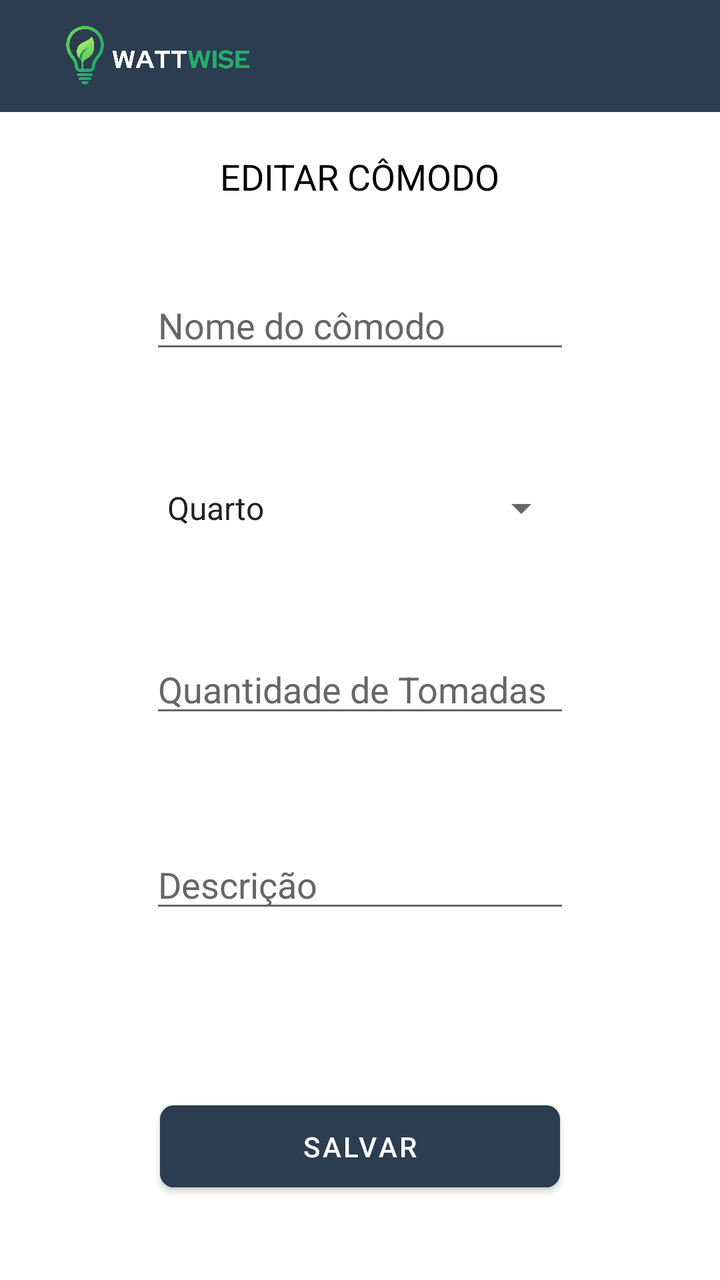
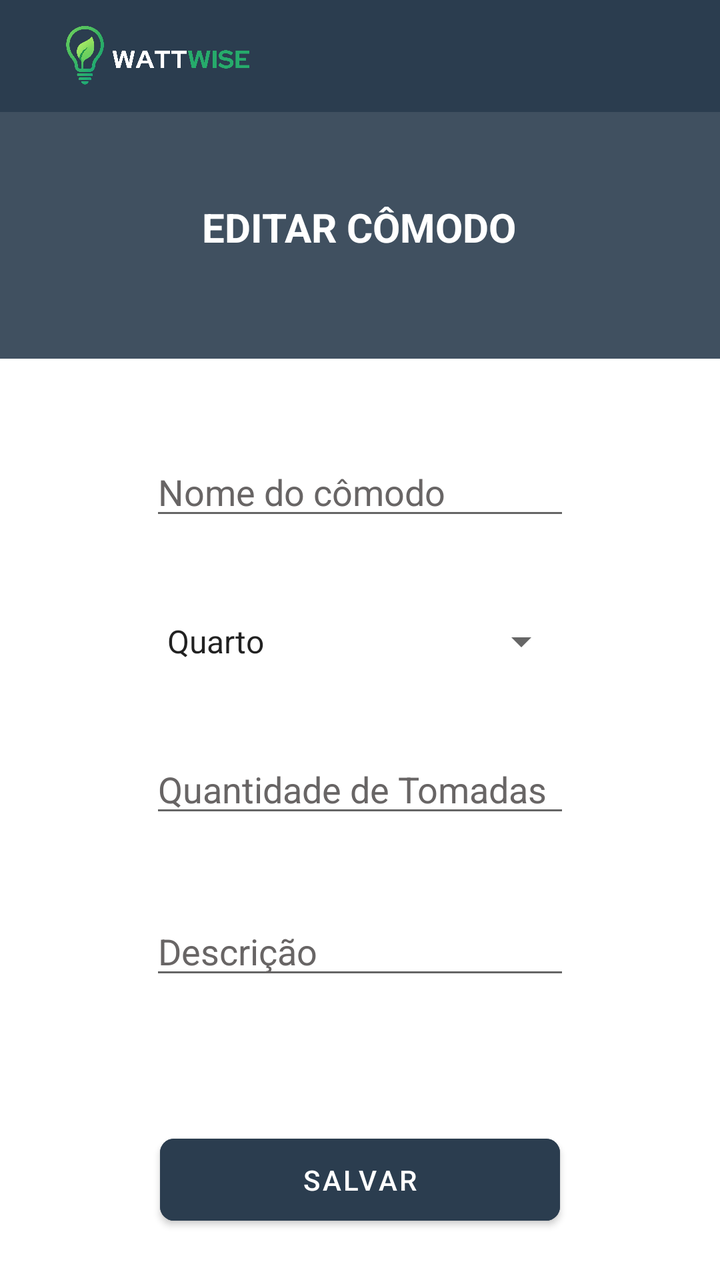

An Android layout rendered at two revisions. The XML below is the earlier revision; the diff shows what the commit changed to produce the second picture.
<!-- AndroidManifest.xml: application theme Theme.WattWiseApp -->
<!-- res/layout/activity_edit_room.xml -->
<?xml version="1.0" encoding="utf-8"?>
<androidx.constraintlayout.widget.ConstraintLayout xmlns:android="http://schemas.android.com/apk/res/android"
    xmlns:app="http://schemas.android.com/apk/res-auto"
    xmlns:tools="http://schemas.android.com/tools"
    android:id="@+id/main"
    android:layout_width="match_parent"
    android:layout_height="match_parent"
    android:background="#FFFFFF"
    android:fitsSystemWindows="true"
    tools:context=".editRoom">

    
    <com.google.android.material.appbar.MaterialToolbar
        android:id="@+id/toolbar"
        android:layout_width="match_parent"
        android:layout_height="wrap_content"
        android:background="#2B3D4F"
        android:title="Lista de comodos"
        android:titleTextColor="@android:color/white"
        app:layout_constraintEnd_toEndOf="parent"
        app:layout_constraintStart_toStartOf="parent"
        app:layout_constraintTop_toTopOf="parent"
        app:popupTheme="@style/MenuBranco" />

    <ImageView
        android:layout_width="120dp"
        android:layout_height="32dp"
        android:layout_gravity="start"
        android:layout_marginStart="-200dp"
        android:scaleType="fitCenter"
        android:src="@drawable/logoo"
        app:layout_constraintBottom_toBottomOf="@+id/toolbar"
        app:layout_constraintEnd_toEndOf="@+id/toolbar"
        app:layout_constraintStart_toStartOf="@+id/toolbar"
        app:layout_constraintTop_toTopOf="parent" />


    
    <TextView
        android:id="@+id/textViewTituloEdit"
        android:layout_width="wrap_content"
        android:layout_height="wrap_content"
        android:layout_marginTop="20dp"
        android:text="EDITAR CÔMODO"
        android:textColor="#000000"
        android:textSize="18sp"
        app:layout_constraintEnd_toEndOf="parent"
        app:layout_constraintStart_toStartOf="parent"
        app:layout_constraintTop_toBottomOf="@+id/toolbar" />

    
    <EditText
        android:id="@+id/editNomeComodo"
        android:layout_width="wrap_content"
        android:layout_height="wrap_content"
        android:layout_marginTop="100dp"
        android:layout_marginBottom="20dp"
        android:ems="10"
        android:hint="Nome do cômodo"
        android:inputType="text"
        android:textColor="#000000"
        android:textColorHint="#686565"
        app:layout_constraintBottom_toTopOf="@+id/editTipoComodo"
        app:layout_constraintEnd_toEndOf="parent"
        app:layout_constraintStart_toStartOf="parent"
        app:layout_constraintTop_toTopOf="parent" />

    
    <Spinner
        android:id="@+id/editTipoComodo"
        android:layout_width="209dp"
        android:layout_height="wrap_content"
        android:textColor="#000000"
        android:entries="@array/tipos_comodos"
        app:layout_constraintBottom_toTopOf="@+id/editQtdTomadasComodo"
        app:layout_constraintEnd_toEndOf="parent"
        app:layout_constraintStart_toStartOf="parent"
        app:layout_constraintTop_toBottomOf="@+id/editNomeComodo" />

    
    <EditText
        android:id="@+id/editQtdTomadasComodo"
        android:layout_width="wrap_content"
        android:layout_height="wrap_content"
        android:layout_marginTop="16dp"
        android:ems="10"
        android:hint="Quantidade de Tomadas"
        android:inputType="number"
        android:textColor="#000000"
        android:textColorHint="#686565"
        app:layout_constraintBottom_toTopOf="@+id/editDescricaoComodo"
        app:layout_constraintEnd_toEndOf="parent"
        app:layout_constraintStart_toStartOf="parent"
        app:layout_constraintTop_toBottomOf="@+id/editTipoComodo" />

    
    <EditText
        android:id="@+id/editDescricaoComodo"
        android:layout_width="wrap_content"
        android:layout_height="wrap_content"
        android:layout_marginTop="16dp"
        android:layout_marginBottom="45dp"
        android:ems="10"
        android:hint="Descrição"
        android:inputType="text"
        android:textColor="#000000"
        android:textColorHint="#686565"
        app:layout_constraintBottom_toTopOf="@+id/btnSalvarEdicaoComodo"
        app:layout_constraintEnd_toEndOf="parent"
        app:layout_constraintStart_toStartOf="parent"
        app:layout_constraintTop_toBottomOf="@+id/editQtdTomadasComodo" />

    
    <Button
        android:id="@+id/btnSalvarEdicaoComodo"
        android:layout_width="200dp"
        android:layout_height="53dp"
        app:cornerRadius="7dp"
        android:backgroundTint="#2b3d4f"
        android:text="SALVAR"
        android:textColor="#FFFFFF"
        app:layout_constraintBottom_toBottomOf="parent"
        app:layout_constraintEnd_toEndOf="parent"
        app:layout_constraintStart_toStartOf="parent"
        app:layout_constraintTop_toBottomOf="@+id/editDescricaoComodo" />

</androidx.constraintlayout.widget.ConstraintLayout>
<!-- resources referenced by this layout -->
<resources>
  <string-array name="tipos_comodos">
          <item>Quarto</item>
          <item>Sala de Estar</item>
          <item>Sala de Jantar</item>
          <item>Cozinha</item>
          <item>Banheiro</item>
          <item>Garagem</item>
          <item>Área Externa</item>
          <item>Sala de Jogos</item>
      </string-array>
  <!-- drawable logoo: png bitmap (drawable, 169475 bytes) -->
  <style name="MenuBranco" parent="ThemeOverlay.Material3.Light">
          <item name="colorSurface">#FFFFFF</item>
          <item name="colorOnSurface">#000000</item>
          <item name="android:background">#FFFFFF</item>
      </style>
  <style name="Theme.WattWiseApp" parent="Base.Theme.WattWiseApp" />
  <style name="Base.Theme.WattWiseApp" parent="Theme.MaterialComponents.DayNight.NoActionBar">
          
          
      </style>
</resources>

<!-- the commit's change to res/layout/activity_edit_room.xml (unified diff, before → after) -->
@@ -23,6 +23,18 @@
         app:popupTheme="@style/MenuBranco" />
 
     <ImageView
+        android:id="@+id/imgBackground"
+        android:layout_width="496dp"
+        android:layout_height="137dp"
+        android:scaleType="fitXY"
+        android:src="@drawable/ww"
+        app:layout_constraintEnd_toEndOf="parent"
+        app:layout_constraintHorizontal_bias="0.505"
+        app:layout_constraintStart_toStartOf="parent"
+        app:layout_constraintTop_toBottomOf="@+id/toolbar" />
+
+
+    <ImageView
         android:layout_width="120dp"
         android:layout_height="32dp"
         android:layout_gravity="start"
@@ -36,24 +48,29 @@
 
 
     
+
+    
+
     <TextView
         android:id="@+id/textViewTituloEdit"
         android:layout_width="wrap_content"
         android:layout_height="wrap_content"
-        android:layout_marginTop="20dp"
         android:text="EDITAR CÔMODO"
-        android:textColor="#000000"
-        android:textSize="18sp"
+        android:textColor="#FFFFFF"
+        android:textSize="20sp"
+        android:textStyle="bold"
+        app:layout_constraintBottom_toBottomOf="@+id/imgBackground"
         app:layout_constraintEnd_toEndOf="parent"
+        app:layout_constraintHorizontal_bias="0.498"
         app:layout_constraintStart_toStartOf="parent"
-        app:layout_constraintTop_toBottomOf="@+id/toolbar" />
+        app:layout_constraintTop_toBottomOf="@+id/toolbar"
+        app:layout_constraintVertical_bias="0.4" />
 
-    
     <EditText
         android:id="@+id/editNomeComodo"
         android:layout_width="wrap_content"
         android:layout_height="wrap_content"
-        android:layout_marginTop="100dp"
+        android:layout_marginTop="200dp"
         android:layout_marginBottom="20dp"
         android:ems="10"
         android:hint="Nome do cômodo"
<!-- resource entries referenced after the edit -->
@@ -11,6 +11,17 @@
           <item>Sala de Jogos</item>
       </string-array>
   <!-- drawable logoo: png bitmap (drawable, 169475 bytes) -->
+  <!-- drawable ww (drawable) -->
+  <vector xmlns:android="http://schemas.android.com/apk/res/android"
+      android:width="1440dp"
+      android:height="320dp"
+      android:viewportWidth="1440"
+      android:viewportHeight="320">
+    <path
+        android:pathData="M0,224L0,288L1440,288L1440,0L0,0L0,0Z"
+        android:fillColor="#2B3D4F"
+        android:fillAlpha="0.9"/>
+  </vector>
   <style name="MenuBranco" parent="ThemeOverlay.Material3.Light">
           <item name="colorSurface">#FFFFFF</item>
           <item name="colorOnSurface">#000000</item>
